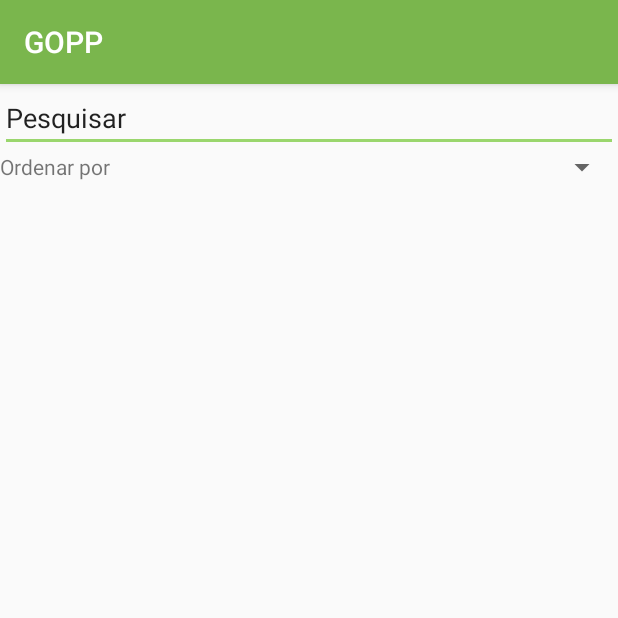
After one commit to ErickjrSantos/GOPP, an Android app: the ExpirationActivity screen opened directly, with no data from a screen before it, on a phone screen of 412 x 824 dp, the top half of it. The commit adds this screen. Run offline under Robolectric (Android 15) with nearby library versions, the phone set to English and light mode, and no system bars.

Commit message:
17-10-19

```diff
--- a/app/src/main/AndroidManifest.xml
+++ b/app/src/main/AndroidManifest.xml
@@ -26,7 +26,8 @@
             android:name=".MainActivity"
             android:label="@string/title_activity_main"
             android:theme="@style/AppTheme.NoActionBar" />
-        <activity android:name=".AddressRegisterActivity"></activity>
+        <activity android:name=".AddressRegisterActivity" />
+        <activity android:name=".ExpirationActivity"></activity>
     </application>
 
 </manifest>
--- a/app/src/main/java/com/example/admin/estoquescan/Connection/ConnectionScan.java
+++ b/app/src/main/java/com/example/admin/estoquescan/Connection/ConnectionScan.java
@@ -13,7 +13,7 @@ import java.net.HttpURLConnection;
 import java.net.URL;
 
 
-public class ConnectionScan extends AsyncTask {
+public class ConnectionScan extends AsyncTask <Object, Void, Product> {
 
     @Override
     protected Product doInBackground(Object[] objects) {
--- /dev/null
+++ b/app/src/main/java/com/example/admin/estoquescan/ExpirationActivity.java
@@ -0,0 +1,20 @@
+package com.example.admin.estoquescan;
+
+import android.support.v7.app.AppCompatActivity;
+import android.os.Bundle;
+
+public class ExpirationActivity extends AppCompatActivity {
+
+    @Override
+    protected void onCreate(Bundle savedInstanceState) {
+        super.onCreate(savedInstanceState);
+        setContentView(R.layout.activity_expiration);
+
+        getSupportActionBar().setDefaultDisplayHomeAsUpEnabled(true);
+    }
+
+    @Override
+    public void onBackPressed() {
+        finish();
+    }
+}
--- a/app/src/main/java/com/example/admin/estoquescan/MainActivity.java
+++ b/app/src/main/java/com/example/admin/estoquescan/MainActivity.java
@@ -133,8 +133,9 @@ public class MainActivity extends AppCompatActivity
         if (id == R.id.nav_scan) {
             Intent goToScan = new Intent(this,ScanActivity.class);
             startActivity(goToScan);
-        } else if (id == R.id.nav_gallery) {
-
+        } else if (id == R.id.expiration_management) {
+            Intent goToExpiration = new Intent(this,ExpirationActivity.class);
+            startActivity(goToExpiration);
         } else if (id == R.id.nav_slideshow) {
 
         } else if (id == R.id.nav_manage) {
--- a/app/src/main/java/com/example/admin/estoquescan/ScanActivity.java
+++ b/app/src/main/java/com/example/admin/estoquescan/ScanActivity.java
@@ -69,14 +69,14 @@ public class ScanActivity extends AppCompatActivity implements OnClickListener {
             String scanBar = scanningResult.getContents();
             ConnectionScan con = new ConnectionScan();
             try {
-                Product p = (Product) con.execute(scanBar,unidade).get();
+                Product p = con.execute(scanBar, unidade).get();
                 if(p != null) {
                     String preco = "R$ " + p.getPrice().replace('.', ',');
                     txtPreco.setText(preco);
                     txtEstoque.setText(String.valueOf(p.getStock()));
                     titulo = p.getDescription();
                     subtitulo = "PLU " + p.getInternalCode();
-                    if (p.isPromocao()) {
+                    if (p.isInSale()) {
                         txtPreco.setTextColor(ContextCompat.getColor(getApplicationContext(), R.color.precoPromocional));
                     } else {
                         txtPreco.setTextColor(ContextCompat.getColor(getApplicationContext(), R.color.precoNormal));
--- /dev/null
+++ b/app/src/main/res/layout/activity_expiration.xml
@@ -0,0 +1,44 @@
+<?xml version="1.0" encoding="utf-8"?>
+<LinearLayout xmlns:android="http://schemas.android.com/apk/res/android"
+    xmlns:app="http://schemas.android.com/apk/res-auto"
+    xmlns:tools="http://schemas.android.com/tools"
+    android:layout_width="match_parent"
+    android:layout_height="match_parent"
+    tools:context="com.example.admin.estoquescan.ExpirationActivity"
+    android:orientation="vertical">
+
+    <EditText
+        android:id="@+id/editText"
+        android:layout_width="match_parent"
+        android:layout_height="wrap_content"
+        android:ems="10"
+        android:inputType="textPersonName"
+        android:text="Pesquisar"
+        tools:layout_editor_absoluteX="16dp"
+        tools:layout_editor_absoluteY="16dp" />
+
+    <LinearLayout
+        android:layout_width="match_parent"
+        android:layout_height="20dp"
+        android:orientation="horizontal">
+
+        <TextView
+            android:id="@+id/textView"
+            android:layout_width="200sp"
+            android:layout_height="wrap_content"
+            android:layout_weight="1"
+            android:text="Ordenar por"/>
+
+        <Spinner
+            android:id="@+id/spinner"
+            android:layout_width="match_parent"
+            android:layout_height="wrap_content"
+            android:layout_weight="1" />
+
+    </LinearLayout>
+
+    <ListView
+        android:layout_width="match_parent"
+        android:layout_height="match_parent" />
+
+</LinearLayout>
--- a/app/src/main/res/menu/activity_main_drawer.xml
+++ b/app/src/main/res/menu/activity_main_drawer.xml
@@ -7,7 +7,7 @@
             android:icon="@drawable/ic_barcode"
             android:title="@string/scanLabel" />
         <item
-            android:id="@+id/nav_gallery"
+            android:id="@+id/expiration_management"
             android:icon="@drawable/ic_gest_validade"
             android:title="@string/expirationManagerLabel" />
         <item
```
Also changed, not shown: app/src/main/java/com/example/admin/estoquescan/Classes/Product.java (+12 -17 lines).
